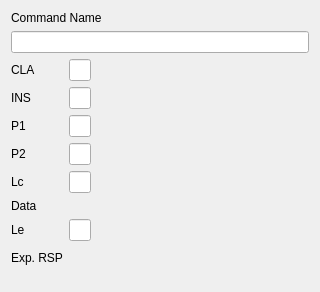
CouleurQ/SmartCardManager, file res/forms/viewapdu.ui: the form before one commit.
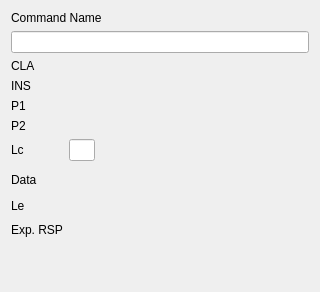
The form after the commit. Custom widgets are drawn as their Qt base class.

```diff
--- a/res/forms/viewapdu.ui
+++ b/res/forms/viewapdu.ui
@@ -33,7 +33,7 @@
    <item>
     <layout class="QGridLayout" name="gridLayout">
      <item row="3" column="1">
-      <widget class="QLineEdit" name="lineEditP2">
+      <widget class="HexEdit" name="hexEditP2" native="true">
        <property name="sizePolicy">
         <sizepolicy hsizetype="Fixed" vsizetype="Fixed">
          <horstretch>0</horstretch>
@@ -42,8 +42,8 @@
        </property>
        <property name="maximumSize">
         <size>
-         <width>22</width>
-         <height>16777215</height>
+         <width>26</width>
+         <height>22</height>
         </size>
        </property>
       </widget>
@@ -87,7 +87,7 @@
       </widget>
      </item>
      <item row="6" column="1">
-      <widget class="QLineEdit" name="lineEditLe">
+      <widget class="HexEdit" name="hexEditLe" native="true">
        <property name="sizePolicy">
         <sizepolicy hsizetype="Fixed" vsizetype="Fixed">
          <horstretch>0</horstretch>
@@ -96,14 +96,14 @@
        </property>
        <property name="maximumSize">
         <size>
-         <width>22</width>
-         <height>16777215</height>
+         <width>26</width>
+         <height>22</height>
         </size>
        </property>
       </widget>
      </item>
      <item row="2" column="1">
-      <widget class="QLineEdit" name="lineEditP1">
+      <widget class="HexEdit" name="hexEditP1" native="true">
        <property name="sizePolicy">
         <sizepolicy hsizetype="Fixed" vsizetype="Fixed">
          <horstretch>0</horstretch>
@@ -112,8 +112,8 @@
        </property>
        <property name="maximumSize">
         <size>
-         <width>22</width>
-         <height>16777215</height>
+         <width>26</width>
+         <height>22</height>
         </size>
        </property>
       </widget>
@@ -140,7 +140,7 @@
       </widget>
      </item>
      <item row="0" column="1">
-      <widget class="QLineEdit" name="lineEditCLA">
+      <widget class="HexEdit" name="hexEditCLA" native="true">
        <property name="sizePolicy">
         <sizepolicy hsizetype="Fixed" vsizetype="Fixed">
          <horstretch>0</horstretch>
@@ -149,13 +149,13 @@
        </property>
        <property name="minimumSize">
         <size>
-         <width>22</width>
-         <height>22</height>
+         <width>0</width>
+         <height>0</height>
         </size>
        </property>
        <property name="maximumSize">
         <size>
-         <width>22</width>
+         <width>26</width>
          <height>22</height>
         </size>
        </property>
@@ -198,7 +198,7 @@
       </widget>
      </item>
      <item row="1" column="1">
-      <widget class="QLineEdit" name="lineEditINS">
+      <widget class="HexEdit" name="hexEditINS" native="true">
        <property name="sizePolicy">
         <sizepolicy hsizetype="Fixed" vsizetype="Fixed">
          <horstretch>0</horstretch>
@@ -207,8 +207,8 @@
        </property>
        <property name="maximumSize">
         <size>
-         <width>22</width>
-         <height>16777215</height>
+         <width>26</width>
+         <height>22</height>
         </size>
        </property>
       </widget>
@@ -223,7 +223,7 @@
        </property>
        <property name="maximumSize">
         <size>
-         <width>22</width>
+         <width>26</width>
          <height>16777215</height>
         </size>
        </property>
```
Left out of the diff: 10 changed lines with no effect on the pictures.
